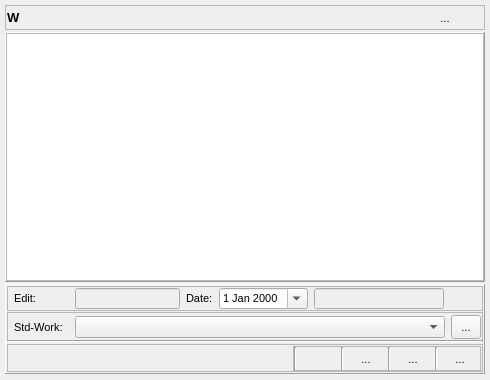
First picture: the form in day_popup.ui, repository Tria-Andy/WorkoutEditor, before the edit.
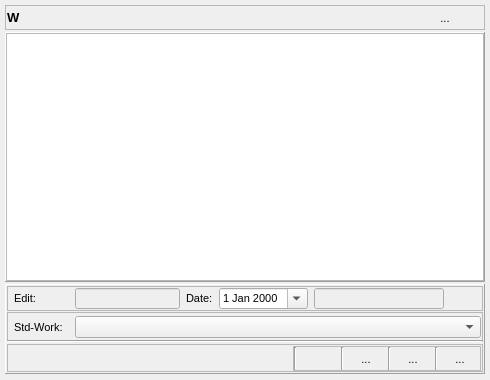
Second picture: the form after the edit. Icons and pictures are not drawn.

Commit message: Remove Add StdWork Button

Diff of the .ui file:
```diff
--- a/day_popup.ui
+++ b/day_popup.ui
@@ -476,29 +476,6 @@
            </property>
           </widget>
          </item>
-         <item row="0" column="2">
-          <widget class="QToolButton" name="toolButton_stdApply">
-           <property name="minimumSize">
-            <size>
-             <width>30</width>
-             <height>24</height>
-            </size>
-           </property>
-           <property name="maximumSize">
-            <size>
-             <width>30</width>
-             <height>24</height>
-            </size>
-           </property>
-           <property name="text">
-            <string>...</string>
-           </property>
-           <property name="icon">
-            <iconset resource="resources.qrc">
-             <normaloff>:/images/icons/Update.png</normaloff>:/images/icons/Update.png</iconset>
-           </property>
-          </widget>
-         </item>
         </layout>
        </widget>
       </item>
```
